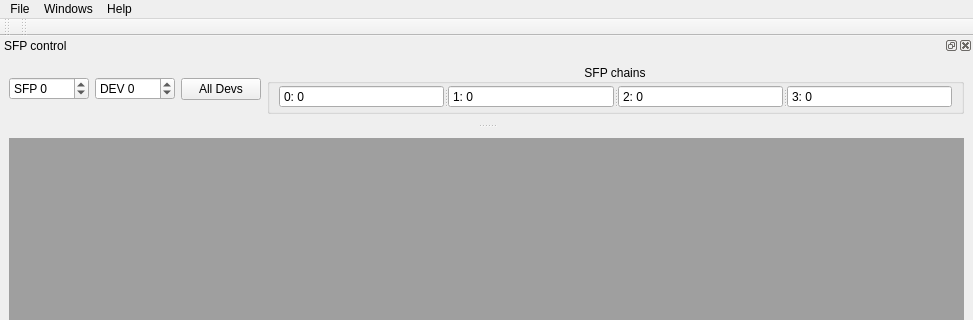
Qt form mbspex/gui/qt-mainwindow/framework/GosipMainwindow.ui (gsi-ee/drivers) before a commit; both pictures show x 0 to 973 and y 0 to 320 of the 973 by 753 pixel window.
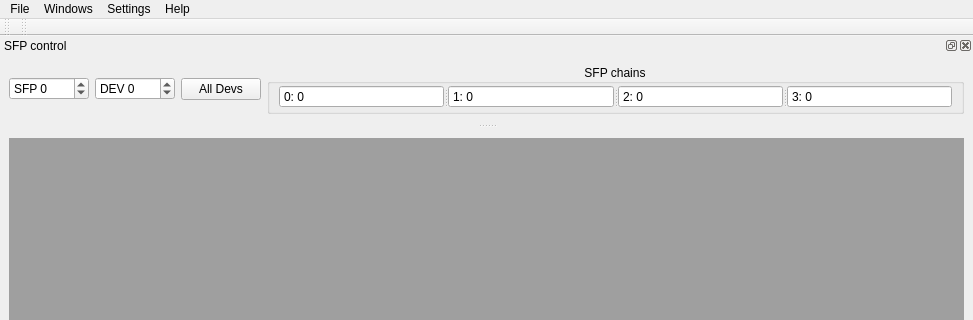
The same form after that commit. Icons and pictures are not drawn.

Commit message: mbspex gui with qt mainwindow: improve framework base class added qt settings implement mdi for all mbspex guis

The edit to the form file:
```diff
--- a/mbspex/gui/qt-mainwindow/framework/GosipMainwindow.ui
+++ b/mbspex/gui/qt-mainwindow/framework/GosipMainwindow.ui
@@ -62,8 +62,15 @@
     <addaction name="actionCascade"/>
     <addaction name="actionTile"/>
    </widget>
+   <widget class="QMenu" name="menuSettings">
+    <property name="title">
+     <string>Settings</string>
+    </property>
+    <addaction name="actionSaveSettings"/>
+   </widget>
    <addaction name="menuFile"/>
    <addaction name="menuWindows"/>
+   <addaction name="menuSettings"/>
    <addaction name="menuHelp"/>
   </widget>
   <widget class="QStatusBar" name="statusbar"/>
```
Left out of the diff: 20 changed lines with no effect on the pictures. The commit also changes 75 other files.
